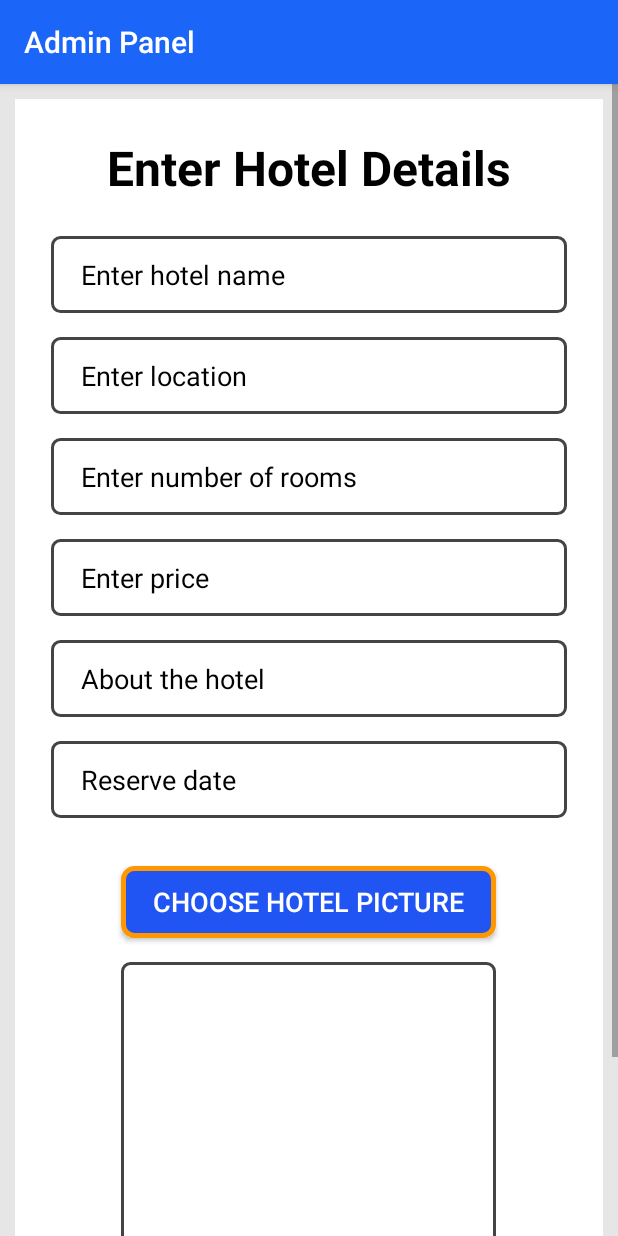
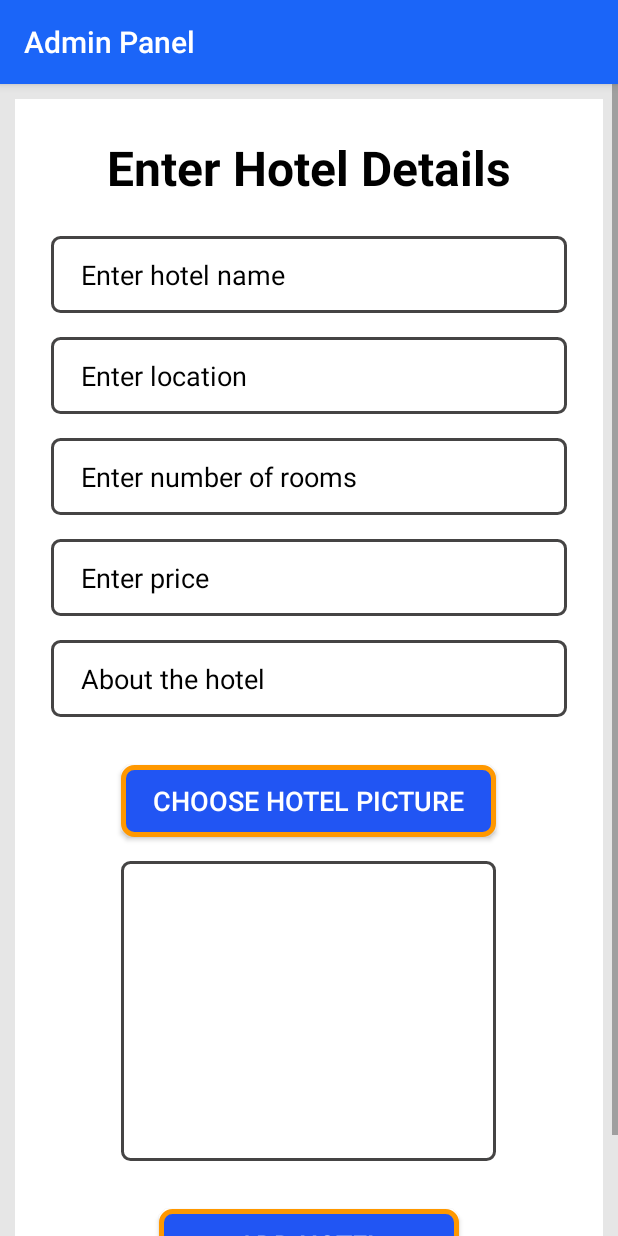
Before and after one commit to tahimislam/BOOKit-Mobile_App_Android, an Android app: the AdminActivity screen opened directly, with no data from a screen before it, on a phone screen of 412 x 824 dp. Run offline under Robolectric (Android 15) with nearby library versions, the phone set to English and light mode, and no system bars; our stand-ins replace Firebase (no records; nobody signed in at launch, a user with empty details on screens opened directly); pictures from the network do not load; Roboto replaces fonts that are not available here.

Commit message:
Final Commit

```diff
--- a/app/src/main/java/com/example/bookit/AdminActivity.java
+++ b/app/src/main/java/com/example/bookit/AdminActivity.java
@@ -25,7 +25,7 @@ import com.google.firebase.storage.UploadTask;
 
 public class AdminActivity extends AppCompatActivity {
 
-    private EditText name,price,room,about,date,location;
+    private EditText name,price,room,about,location;
     private ImageView imageView;
     private Button upbtn,addbtn;
     private ProgressBar progbar;
@@ -49,7 +49,6 @@ public class AdminActivity extends AppCompatActivity {
         price=findViewById(R.id.price);
         room=findViewById(R.id.rooms);
         about=findViewById(R.id.description);
-        date=findViewById(R.id.date);
         location=findViewById(R.id.location);
         imageView=findViewById(R.id.imageView);
         upbtn=findViewById(R.id.chsbtn);
@@ -85,7 +84,6 @@ public class AdminActivity extends AppCompatActivity {
                                     hoteldata.setLocation(location.getText().toString().trim());
                                     hoteldata.setRoom(room.getText().toString().trim());
                                     hoteldata.setAbout(about.getText().toString().trim());
-                                    hoteldata.setDate(date.getText().toString().trim());
                                     hoteldata.setPrice(price.getText().toString().trim());
                                     hoteldata.setRating("0.0");
                                     hoteldata.setUserCount("0");
--- a/app/src/main/res/layout/activity_admin.xml
+++ b/app/src/main/res/layout/activity_admin.xml
@@ -153,25 +153,25 @@
             app:layout_constraintStart_toStartOf="@+id/price"
             app:layout_constraintTop_toBottomOf="@+id/price" />
 
-        <EditText
-            android:id="@+id/date"
-            android:layout_width="0dp"
-            android:layout_height="wrap_content"
-            android:layout_marginTop="16dp"
-            android:background="@drawable/boarder"
-            android:drawablePadding="10dp"
-            android:ems="10"
-            android:hint="Reserve date"
-            android:paddingLeft="20dp"
-            android:paddingTop="13dp"
-            android:paddingRight="20dp"
-            android:paddingBottom="13dp"
-            android:textColor="@color/black"
-            android:textColorHint="@color/black"
-            app:layout_constraintEnd_toEndOf="@+id/description"
-            app:layout_constraintHorizontal_bias="0.497"
-            app:layout_constraintStart_toStartOf="@+id/description"
-            app:layout_constraintTop_toBottomOf="@+id/description" />
+<!--        <EditText-->
+<!--            android:id="@+id/date"-->
+<!--            android:layout_width="0dp"-->
+<!--            android:layout_height="wrap_content"-->
+<!--            android:layout_marginTop="16dp"-->
+<!--            android:background="@drawable/boarder"-->
+<!--            android:drawablePadding="10dp"-->
+<!--            android:ems="10"-->
+<!--            android:hint="Reserve date"-->
+<!--            android:paddingLeft="20dp"-->
+<!--            android:paddingTop="13dp"-->
+<!--            android:paddingRight="20dp"-->
+<!--            android:paddingBottom="13dp"-->
+<!--            android:textColor="@color/black"-->
+<!--            android:textColorHint="@color/black"-->
+<!--            app:layout_constraintEnd_toEndOf="@+id/description"-->
+<!--            app:layout_constraintHorizontal_bias="0.497"-->
+<!--            app:layout_constraintStart_toStartOf="@+id/description"-->
+<!--            app:layout_constraintTop_toBottomOf="@+id/description" />-->
 
         <ProgressBar
             android:id="@+id/progbar"
@@ -194,10 +194,10 @@
             android:text="Choose Hotel Picture"
             android:textColor="@color/white"
             android:textSize="18sp"
-            app:layout_constraintEnd_toEndOf="@id/date"
+            app:layout_constraintEnd_toEndOf="@id/description"
             app:layout_constraintHorizontal_bias="0.497"
-            app:layout_constraintStart_toStartOf="@id/date"
-            app:layout_constraintTop_toBottomOf="@id/date" />
+            app:layout_constraintStart_toStartOf="@id/description"
+            app:layout_constraintTop_toBottomOf="@id/description" />
 
                 <ImageView
             android:id="@+id/imageView"
--- a/app/src/main/res/values-night/themes.xml
+++ b/app/src/main/res/values-night/themes.xml
@@ -3,7 +3,7 @@
     <style name="Theme.BOOKit" parent="Theme.AppCompat.Light.DarkActionBar">
         <!-- Primary brand color. -->
         <item name="colorPrimary">#1B65F8</item>
-        <item name="colorPrimaryVariant">@color/purple_700</item>
+        <item name="colorPrimaryVariant">#0B0DE3</item>
         <item name="colorOnPrimary">@color/black</item>
         <!-- Secondary brand color. -->
         <item name="colorSecondary">@color/teal_200</item>
--- a/app/src/main/res/values/preloaded_fonts.xml
+++ b/app/src/main/res/values/preloaded_fonts.xml
@@ -1,7 +1,6 @@
 <?xml version="1.0" encoding="utf-8"?>
 <resources>
     <array name="preloaded_fonts" translatable="false">
-        <item>@font/</item>
         <item>@font/abeezee</item>
         <item>@font/abril_fatface</item>
         <item>@font/adamina</item>
--- a/app/src/main/res/values/themes.xml
+++ b/app/src/main/res/values/themes.xml
@@ -3,7 +3,7 @@
     <style name="Theme.BOOKit" parent="Theme.AppCompat.Light.DarkActionBar">
         <!-- Primary brand color. -->
         <item name="colorPrimary">#1B65F8</item>
-        <item name="colorPrimaryVariant">@color/purple_700</item>
+        <item name="colorPrimaryVariant">#0B0DE3</item>
         <item name="colorOnPrimary">@color/white</item>
         <!-- Secondary brand color. -->
         <item name="colorSecondary">@color/teal_200</item>
```
